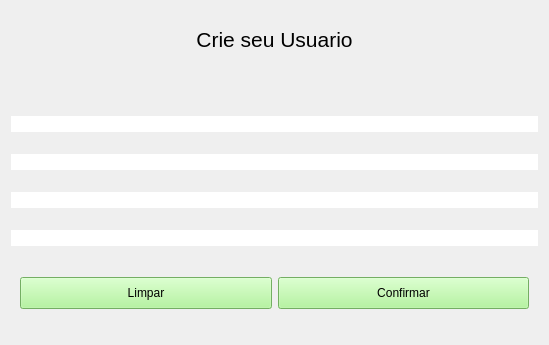
Before: the Qt Designer form VirtualWallet/logic/src/vision/wnewuser.ui in joaovicentesouto/INE5417, drawn with Qt 5.
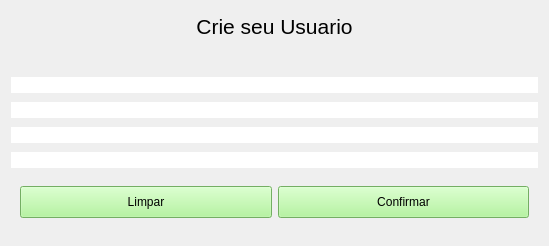
After: the same form once the commit is applied.

What changed in the file:
```diff
--- a/VirtualWallet/logic/src/vision/wnewuser.ui
+++ b/VirtualWallet/logic/src/vision/wnewuser.ui
@@ -7,7 +7,7 @@
     <x>0</x>
     <y>0</y>
     <width>549</width>
-    <height>345</height>
+    <height>246</height>
    </rect>
   </property>
   <property name="windowTitle">
```
